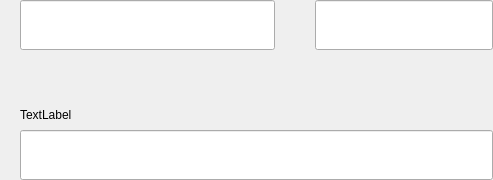
Qt form src/qt/vitae/forms/sendmultirow.ui (VitaeTeam/Vitae) before a commit.
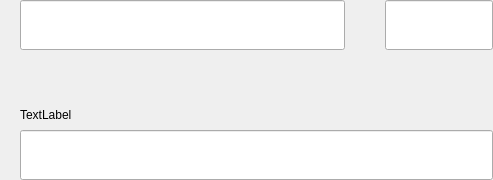
The same form after that commit.

What changed in the file:
```diff
--- a/src/qt/vitae/forms/sendmultirow.ui
+++ b/src/qt/vitae/forms/sendmultirow.ui
@@ -61,7 +61,7 @@
        <height>85</height>
       </size>
      </property>
-     <layout class="QHBoxLayout" name="horizontalLayout" stretch="3,0,2">
+     <layout class="QHBoxLayout" name="horizontalLayout" stretch="4,2,0">
       <property name="spacing">
        <number>0</number>
       </property>
@@ -93,7 +93,7 @@
         </property>
         <widget class="QWidget" name="page_4">
          <property name="sizePolicy">
-          <sizepolicy hsizetype="Preferred" vsizetype="Preferred">
+          <sizepolicy hsizetype="Expanding" vsizetype="Preferred">
            <horstretch>0</horstretch>
            <verstretch>0</verstretch>
           </sizepolicy>
```
